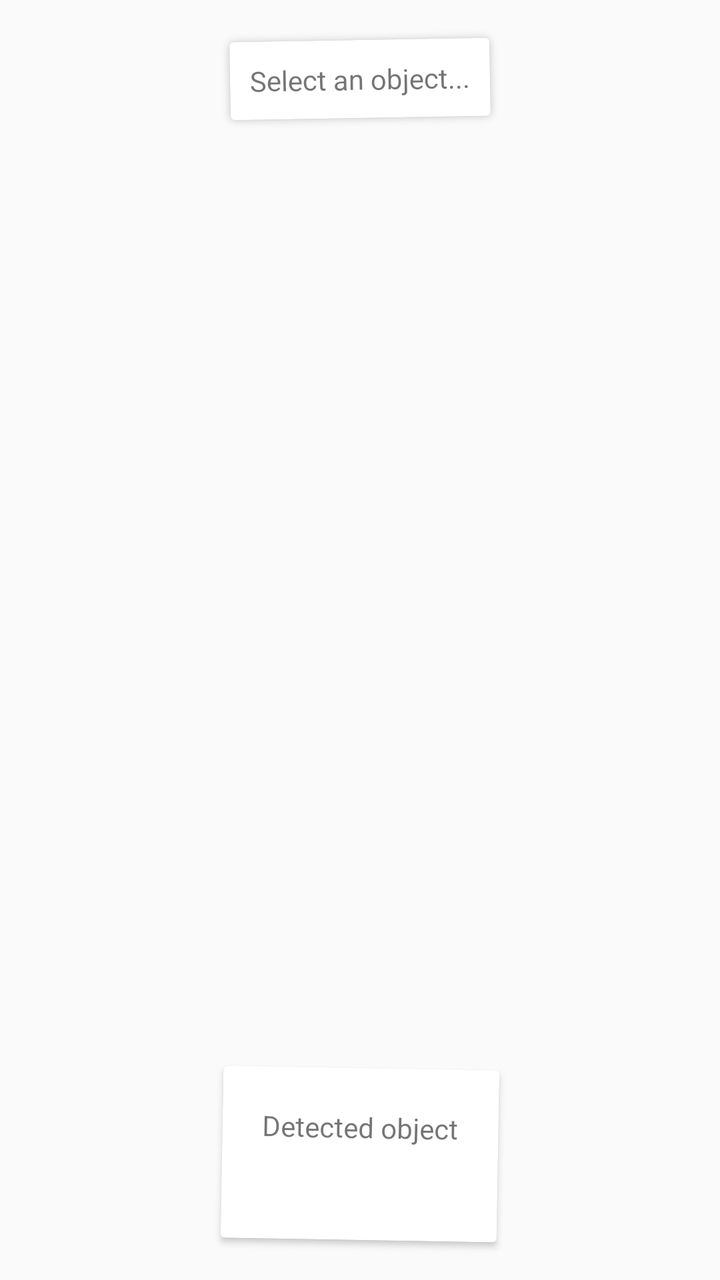
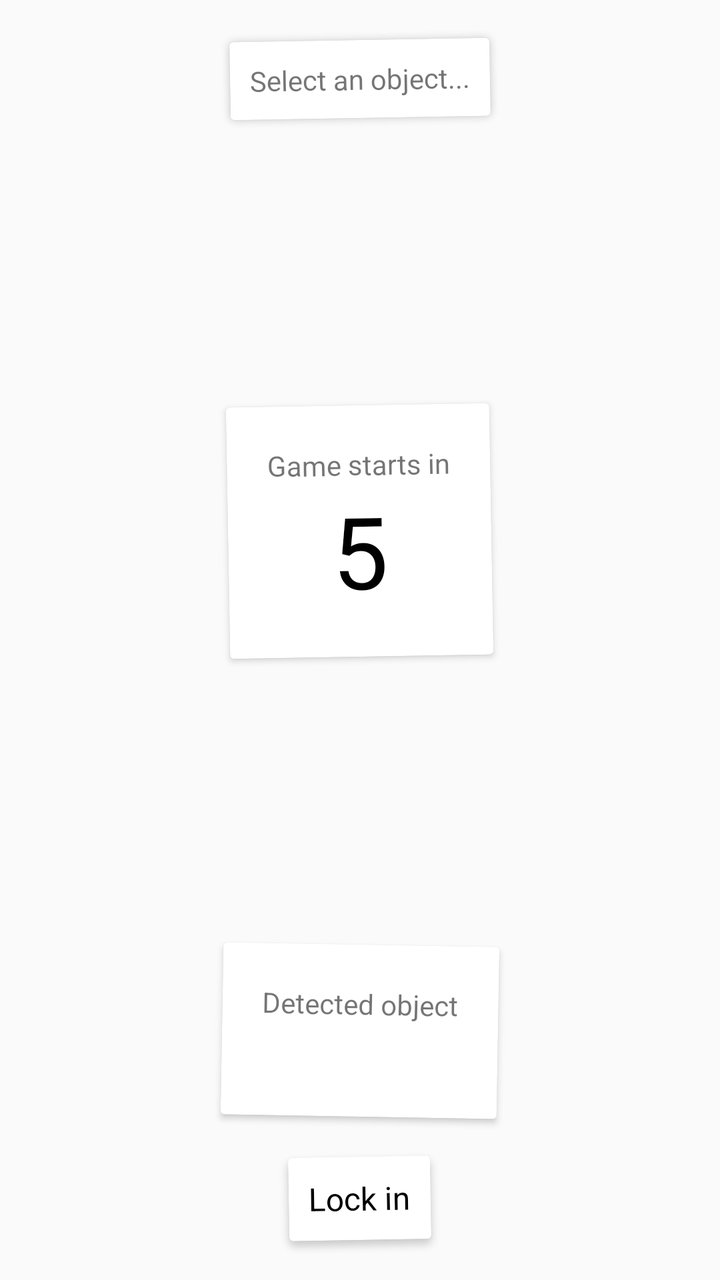

Compare the two renders of this Android layout. The source of the first and the diff that turns it into the second are given below.
<!-- AndroidManifest.xml: application theme AppTheme -->
<!-- res/layout/fragment_pregame.xml -->
<?xml version="1.0" encoding="utf-8"?>
<RelativeLayout xmlns:android="http://schemas.android.com/apk/res/android"
    android:orientation="vertical" android:layout_width="match_parent"
    android:layout_height="match_parent">

    
    <LinearLayout
        android:layout_width="match_parent"
        android:layout_height="wrap_content"
        android:orientation="vertical">
        <android.support.v7.widget.CardView
            android:layout_width="wrap_content"
            android:layout_height="wrap_content"
            android:layout_gravity="center"
            android:layout_margin="20dp"
            android:rotation="-1">
            <TextView
                android:layout_width="wrap_content"
                android:layout_height="wrap_content"
                android:layout_margin="10dp"
                android:text="Select an object..." />
        </android.support.v7.widget.CardView>
    </LinearLayout>

    
    <LinearLayout
        android:layout_width="match_parent"
        android:layout_height="wrap_content"
        android:layout_alignParentBottom="true"
        android:orientation="vertical">
        <android.support.v7.widget.CardView
            android:layout_width="wrap_content"
            android:layout_height="wrap_content"
            android:layout_gravity="center"
            android:layout_margin="20dp"
            android:rotation="1">
            <LinearLayout
                android:layout_width="wrap_content"
                android:layout_height="wrap_content"
                android:orientation="vertical"
                android:layout_margin="20dp">
                <TextView
                    android:layout_width="wrap_content"
                    android:layout_height="wrap_content"
                    android:text="Detected object"
                    android:layout_gravity="center" />

                <TextView
                    android:id="@+id/prediction_label"
                    android:layout_width="wrap_content"
                    android:layout_height="wrap_content"
                    android:layout_gravity="center"
                    android:textColor="@android:color/black"
                    android:textSize="20dp" />
            </LinearLayout>
        </android.support.v7.widget.CardView>


    </LinearLayout>

</RelativeLayout>
<!-- resources referenced by this layout -->
<resources>
  <style name="AppTheme" parent="Theme.AppCompat.Light.NoActionBar">
          
          <item name="colorPrimary">@color/colorPrimary</item>
          <item name="colorPrimaryDark">@color/colorPrimaryDark</item>
          <item name="colorAccent">@color/colorAccent</item>
      </style>
  <color name="colorPrimary">#3F51B5</color>
  <color name="colorPrimaryDark">#303F9F</color>
  <color name="colorAccent">#FF4081</color>
</resources>

<!-- the commit's change to res/layout/fragment_pregame.xml (unified diff, before → after) -->
@@ -7,7 +7,8 @@
     <LinearLayout
         android:layout_width="match_parent"
         android:layout_height="wrap_content"
-        android:orientation="vertical">
+        android:orientation="vertical"
+        android:id="@+id/header">
         <android.support.v7.widget.CardView
             android:layout_width="wrap_content"
             android:layout_height="wrap_content"
@@ -18,6 +19,7 @@
                 android:layout_width="wrap_content"
                 android:layout_height="wrap_content"
                 android:layout_margin="10dp"
+                android:id="@+id/status_label"
                 android:text="Select an object..." />
         </android.support.v7.widget.CardView>
     </LinearLayout>
@@ -27,7 +29,8 @@
         android:layout_width="match_parent"
         android:layout_height="wrap_content"
         android:layout_alignParentBottom="true"
-        android:orientation="vertical">
+        android:orientation="vertical"
+        android:id="@+id/footer">
         <android.support.v7.widget.CardView
             android:layout_width="wrap_content"
             android:layout_height="wrap_content"
@@ -43,6 +46,7 @@
                     android:layout_width="wrap_content"
                     android:layout_height="wrap_content"
                     android:text="Detected object"
+                    android:id="@+id/prediction_label_label"
                     android:layout_gravity="center" />
 
                 <TextView
@@ -52,10 +56,65 @@
                     android:layout_gravity="center"
                     android:textColor="@android:color/black"
                     android:textSize="20dp" />
+
             </LinearLayout>
         </android.support.v7.widget.CardView>
 
+        <android.support.v7.widget.CardView
+            android:layout_width="wrap_content"
+            android:layout_height="wrap_content"
+            android:layout_marginBottom="20dp"
+            android:id="@+id/btn_lockin"
+            android:rotation="-1"
+            android:layout_gravity="center_horizontal">
+
+            <TextView
+                android:layout_width="wrap_content"
+                android:layout_height="wrap_content"
+                android:layout_gravity="center"
+                android:text="Lock in"
+                android:textColor="@android:color/black"
+                android:textSize="16dp"
+                android:layout_margin="10dp" />
+
+        </android.support.v7.widget.CardView>
 
     </LinearLayout>
 
+    
+    <RelativeLayout
+        android:layout_width="match_parent"
+        android:layout_height="match_parent"
+        android:layout_below="@id/header"
+        android:layout_above="@id/footer">
+        <android.support.v7.widget.CardView
+            android:layout_width="wrap_content"
+            android:layout_height="wrap_content"
+            android:layout_centerVertical="true"
+            android:layout_centerHorizontal="true"
+            android:layout_margin="20dp"
+            android:rotation="-1">
+            <LinearLayout
+                android:layout_width="wrap_content"
+                android:layout_height="wrap_content"
+                android:layout_margin="20dp"
+                android:orientation="vertical"
+                android:id="@+id/countdown_overlay">
+                <TextView
+                    android:layout_width="wrap_content"
+                    android:layout_height="wrap_content"
+                    android:text="Game starts in" />
+                <TextView
+                    android:layout_width="wrap_content"
+                    android:layout_height="wrap_content"
+                    android:id="@+id/starting_in"
+                    android:textSize="50dp"
+                    android:layout_gravity="center"
+                    android:textColor="@android:color/black"
+                    android:text="5" />
+            </LinearLayout>
+
+        </android.support.v7.widget.CardView>
+    </RelativeLayout>
+
 </RelativeLayout>
